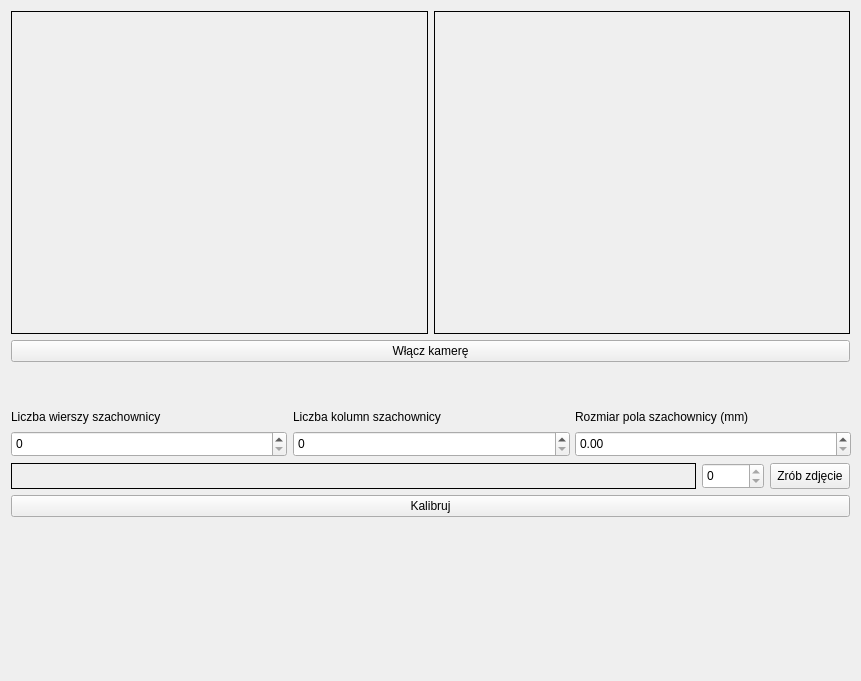
First picture: the form in StereoVision/widgetcalibration.ui, repository dzikipasterz/StareoVision, before the edit.
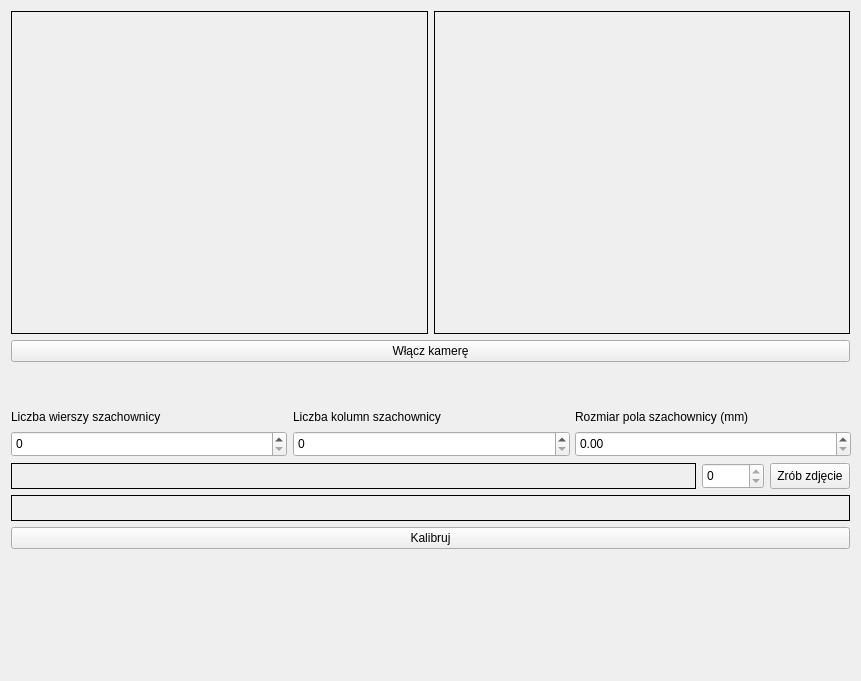
Second picture: the form after the edit.

What changed in the file:
```diff
--- a/StereoVision/widgetcalibration.ui
+++ b/StereoVision/widgetcalibration.ui
@@ -258,6 +258,28 @@
      </item>
     </layout>
    </item>
+   <item>
+    <widget class="QLabel" name="labelCalibrationStatus">
+     <property name="minimumSize">
+      <size>
+       <width>0</width>
+       <height>26</height>
+      </size>
+     </property>
+     <property name="maximumSize">
+      <size>
+       <width>16777215</width>
+       <height>26</height>
+      </size>
+     </property>
+     <property name="frameShape">
+      <enum>QFrame::Box</enum>
+     </property>
+     <property name="text">
+      <string/>
+     </property>
+    </widget>
+   </item>
    <item>
     <widget class="QPushButton" name="pushButtonCalibrate">
      <property name="text">
@@ -276,7 +298,7 @@
      <property name="sizeHint" stdset="0">
       <size>
        <width>20</width>
-       <height>153</height>
+       <height>121</height>
       </size>
      </property>
     </spacer>
```
